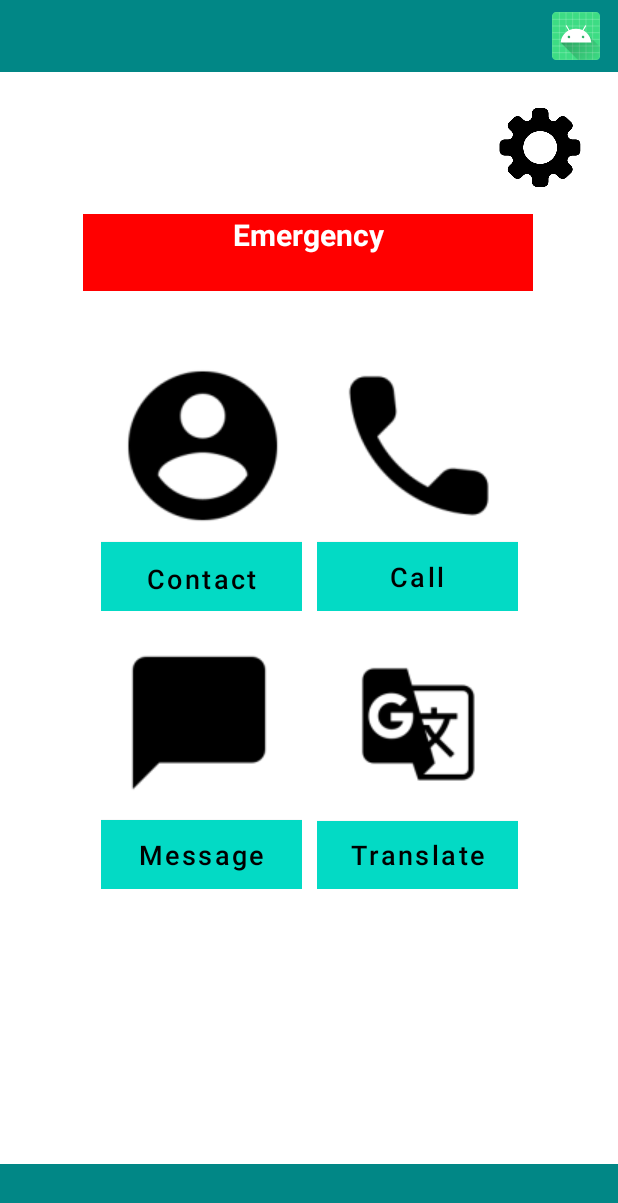
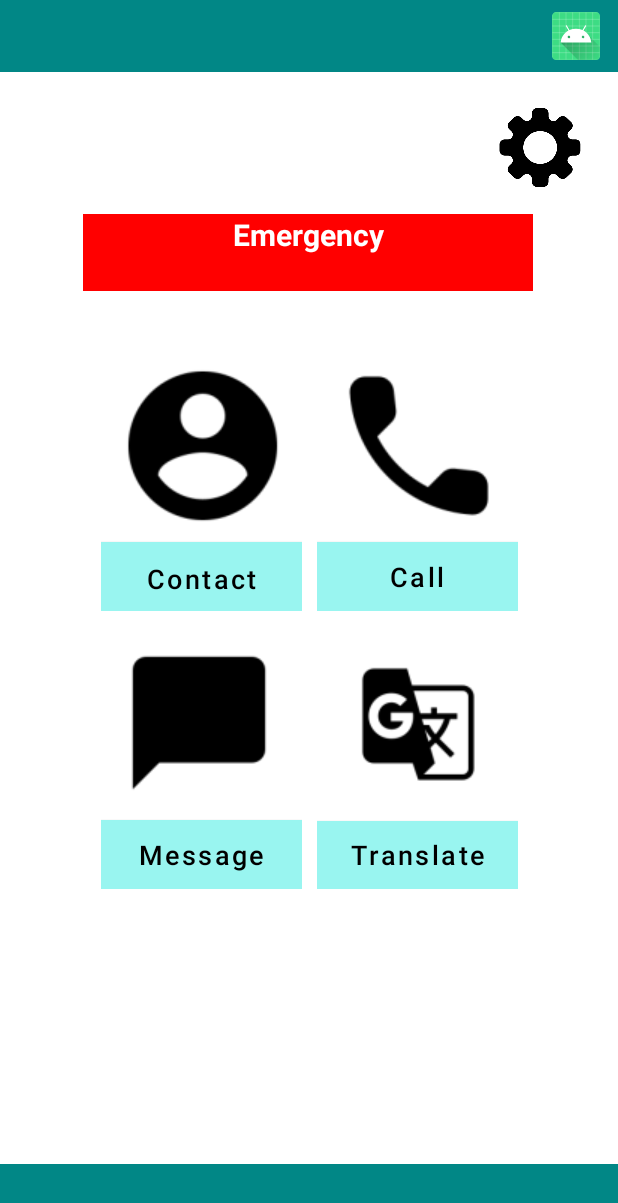
Before and after one commit to AssistGo/assist-go-android, an Android app: the screen it shows after launch (MainActivity), on a phone screen of 412 x 824 dp. Shown: the top 1203 px of the screen. Run offline under Robolectric (Android 15) with nearby library versions, the phone set to English and light mode, and no system bars.

Commit message:
Update themes.xml

```diff
--- a/app/src/main/res/values/themes.xml
+++ b/app/src/main/res/values/themes.xml
@@ -2,12 +2,12 @@
     <!-- Base application theme. -->
     <style name="Theme.AssistGoAndroid" parent="Theme.MaterialComponents.DayNight.NoActionBar">
         <!-- Primary brand color. -->
-        <item name="colorPrimary">@color/teal_200</item>
+        <item name="colorPrimary">@color/app_color</item>
         <item name="colorPrimaryVariant">@color/purple_700</item>
         <item name="colorOnPrimary">@color/white</item>
         <!-- Secondary brand color. -->
-        <item name="colorSecondary">@color/teal_200</item>
-        <item name="colorSecondaryVariant">@color/teal_700</item>
+        <item name="colorSecondary">@color/app_color</item>
+        <item name="colorSecondaryVariant">@color/app_color</item>
         <!-- Status bar color. -->
         <item name="android:statusBarColor" tools:targetApi="l">?attr/colorPrimaryVariant</item>
         <!-- Customize your theme here. -->
```
